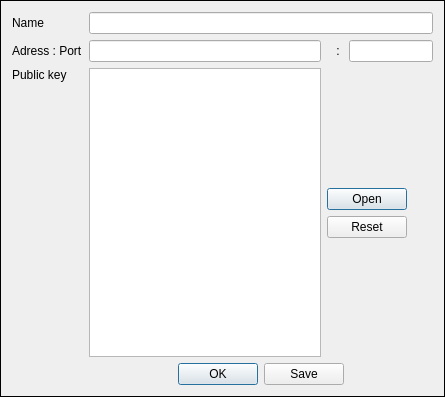
This is client/qt/bodyconnexion.ui in LaKabane/tNETacle as Qt 5 draws it before an edit. The edited form follows.
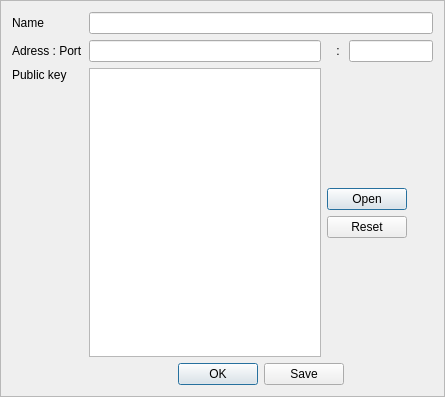
This is the edited form. Icons and pictures are not drawn.

What changed in the file:
```diff
--- a/client/qt/bodyconnexion.ui
+++ b/client/qt/bodyconnexion.ui
@@ -18,7 +18,7 @@
     <normaloff>:/tools/root_notconnected.png</normaloff>:/tools/root_notconnected.png</iconset>
   </property>
   <property name="frameShape">
-   <enum>QFrame::Box</enum>
+   <enum>QFrame::StyledPanel</enum>
   </property>
   <layout class="QGridLayout" name="gridLayout">
    <item row="1" column="0">
```
Left out of the diff: 10 changed lines with no effect on the pictures.
